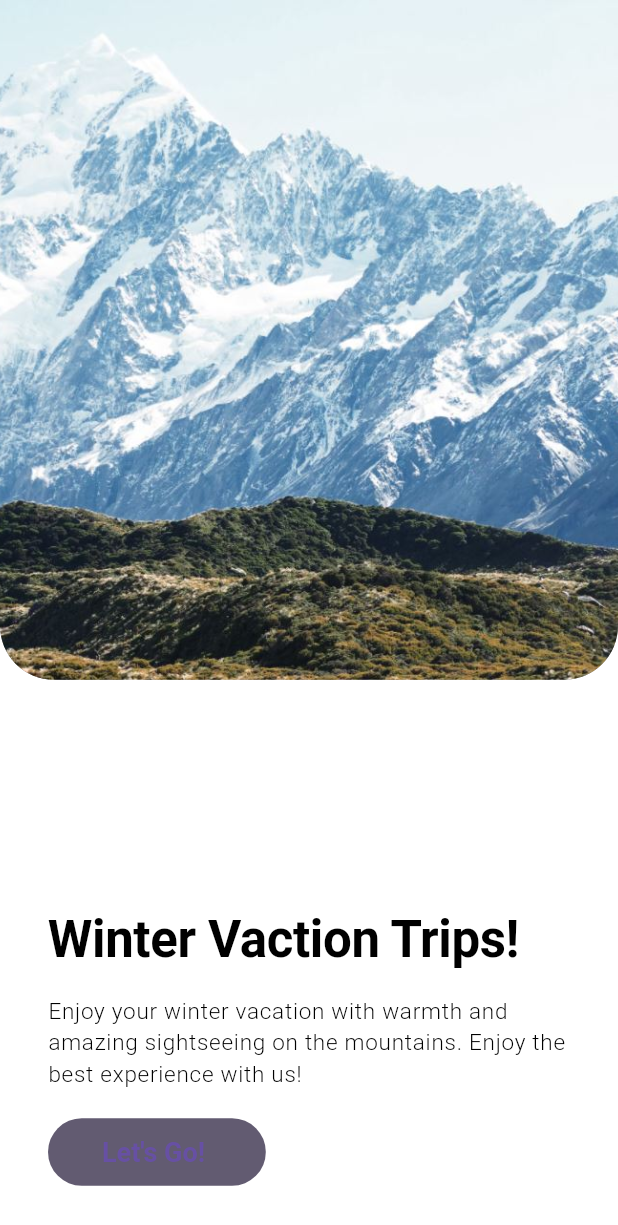
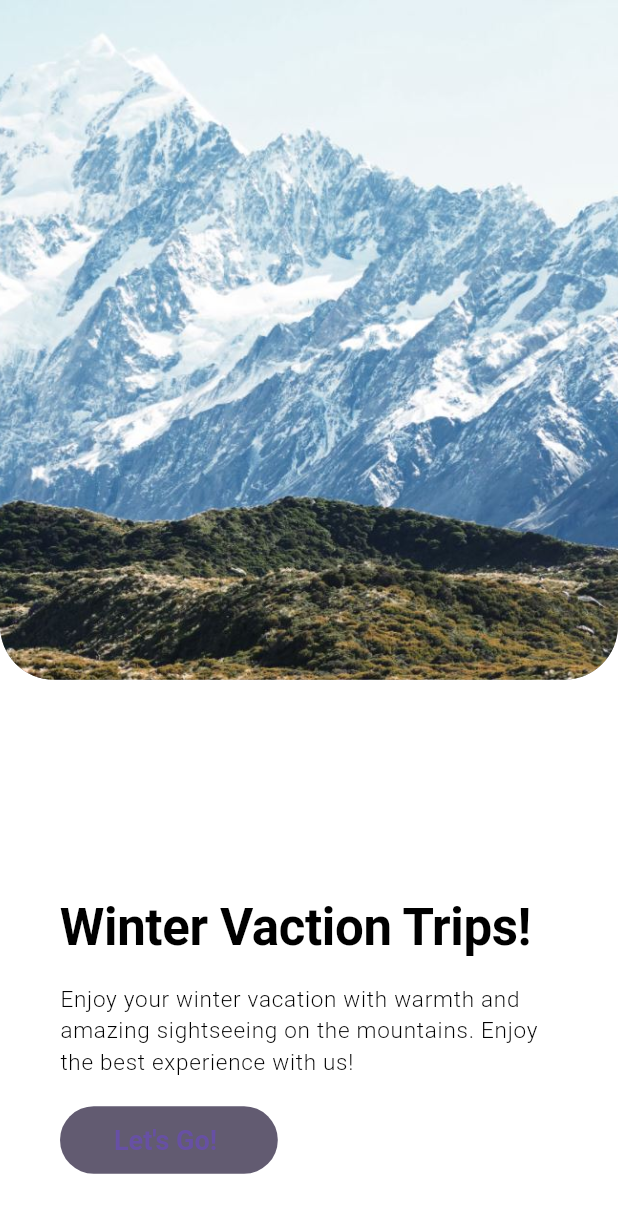
Before and after one commit to super0916/travel-app, a Flutter app: the screen it shows after launch, on a phone screen of 412 x 824 dp. Shown: the top 1225 px of the screen. Run offline on Flutter 3.47's test engine with Material 3 defaults, Android fonts, the phone set to English and light mode, and no system bars; Roboto replaces fonts that are missing (PlayFair).

Commit message:
mege splash_screen with squashed commits.

```diff
--- a/lib/views/SplashScreen/splashscreen.dart
+++ b/lib/views/SplashScreen/splashscreen.dart
@@ -35,7 +35,7 @@ class _SplashScreenState extends State<SplashScreen> {
         ),
         Container(
           height: size.height * 0.45,
-          padding: EdgeInsets.all(32),
+          padding: EdgeInsets.all(40),
           alignment: Alignment.bottomCenter,
           child: Column(
             crossAxisAlignment: CrossAxisAlignment.start,
```
